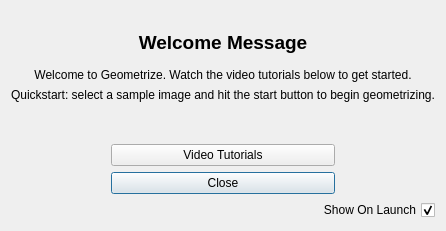
Before: the Qt Designer form geometrize/dialog/welcomedialog.ui in Tw1ddle/geometrize, drawn with Qt 5.
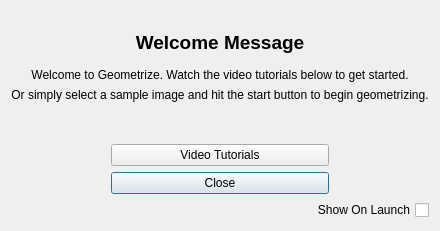
After: the same form once the commit is applied. Icons and pictures are not drawn.

The edit to the form file:
```diff
--- a/geometrize/dialog/welcomedialog.ui
+++ b/geometrize/dialog/welcomedialog.ui
@@ -118,7 +118,7 @@
       </sizepolicy>
      </property>
      <property name="text">
-      <string>Quickstart: select a sample image and hit the start button to begin geometrizing.</string>
+      <string>Or simply select a sample image and hit the start button to begin geometrizing.</string>
      </property>
      <property name="alignment">
       <set>Qt::AlignCenter</set>
@@ -240,7 +240,7 @@
       <string>Show On Launch</string>
      </property>
      <property name="checked">
-      <bool>true</bool>
+      <bool>false</bool>
      </property>
     </widget>
    </item>
```
Left out of the diff: 2 changed lines with no effect on the pictures.
